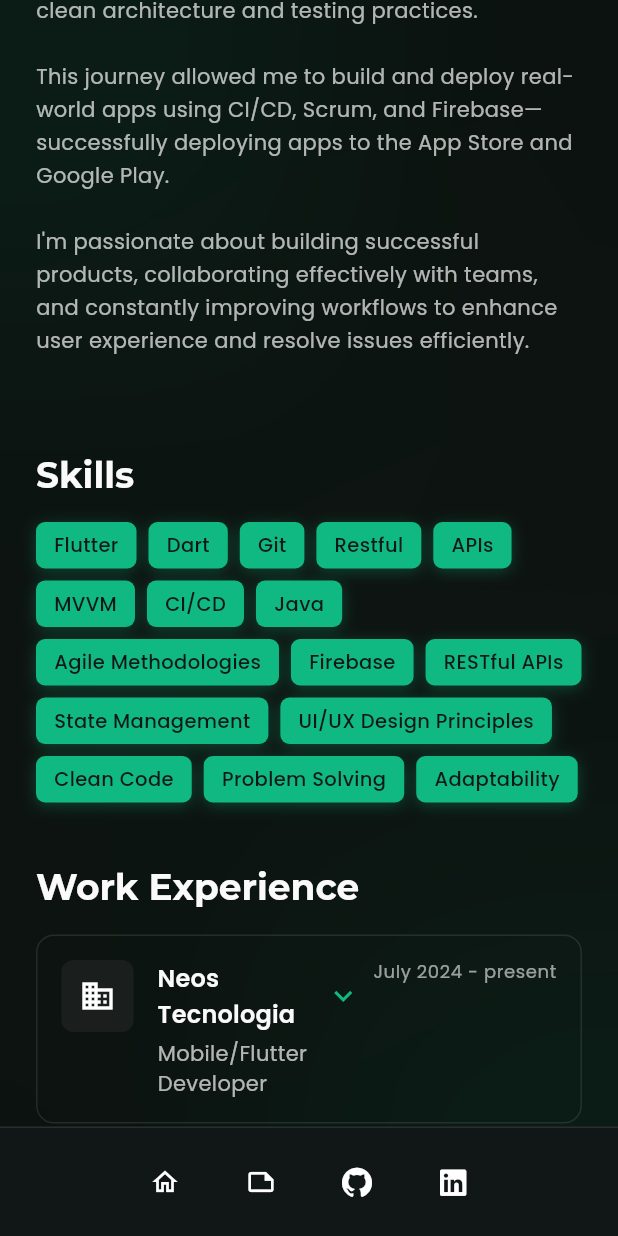
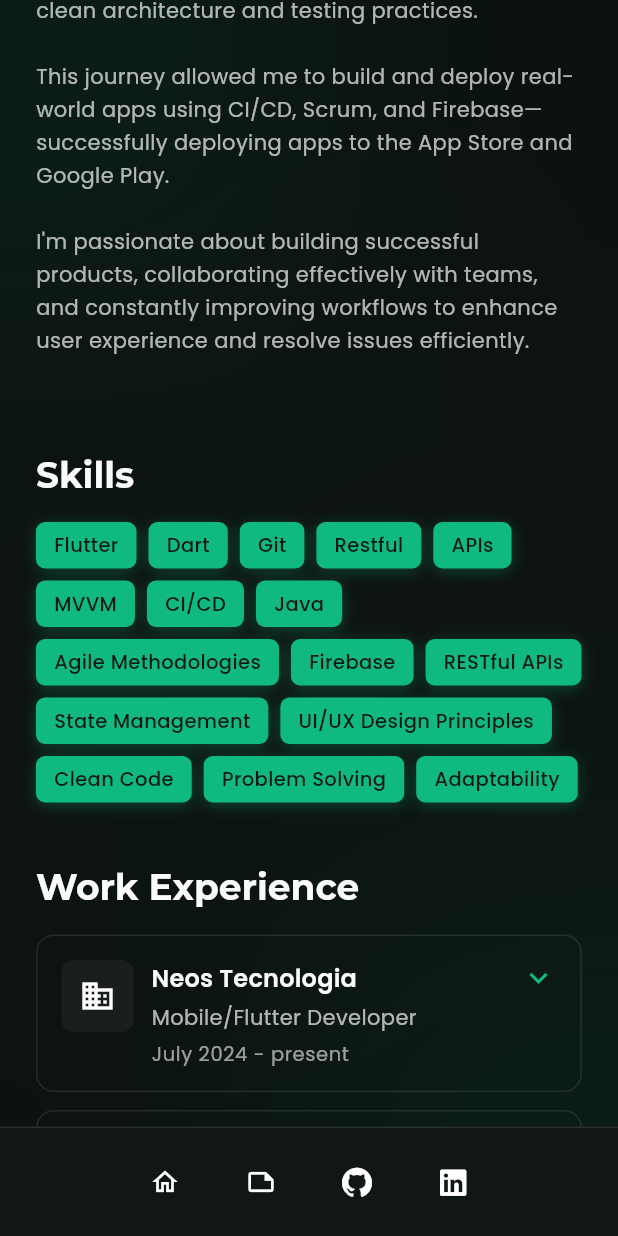
Before and after one commit to L-Salazar/L-Salazar.github.io, a Flutter app: the screen it shows after launch, scrolled down 576 dp, on a phone screen of 412 x 824 dp. Run offline on Flutter 3.47's test engine with Material 3 defaults, Android fonts, the phone set to English and light mode, and no system bars; our stand-ins replace font_awesome_flutter, google_fonts, visibility_detector; network calls fail.

Commit message:
fix card

```diff
--- a/lib/models/portfolio_data.dart
+++ b/lib/models/portfolio_data.dart
@@ -100,15 +100,15 @@ I'm passionate about building successful products, collaborating effectively wit
       logoUrl: "assets/images/fiap_logo.jpg",
     ),
     Education(
+      school: "Etec SEBRAE",
+      degree: "Especialização mobile",
+      period: "2020 - 2020",
+      logoUrl: "assets/images/etec_logo.jpg",
+    ),
+    Education(
       school: "Etec Professor Horácio Augusto da Silveira",
       degree: "Técnico em Análise e Desenvolvimento de Sistemas",
       period: "2018 - 2020",
-      logoUrl: "assets/images/etec_logo.jpg",
-    ),
-    Education(
-      school: "Etec SEBRAE",
-      degree: "Especialização mobile",
-      period: "2020 - 2020",
       logoUrl: "assets/images/etec_logo.jpg",
     ),
   ];
--- a/lib/widgets/resume_card.dart
+++ b/lib/widgets/resume_card.dart
@@ -120,24 +120,28 @@ class _ResumeCardState extends State<ResumeCard>
                       ),
                     ),
                   ),
-                  const SizedBox(width: 16),
+                  const SizedBox(width: 12),
                   // Content
                   Expanded(
                     child: Column(
                       crossAxisAlignment: CrossAxisAlignment.start,
                       children: [
+                        // Título e ícone de expansão
                         Row(
-                          mainAxisAlignment: MainAxisAlignment.spaceBetween,
                           children: [
                             Expanded(
                               child: Text(
                                 widget.title,
                                 style: theme.textTheme.titleMedium?.copyWith(
                                   fontWeight: FontWeight.w600,
+                                  fontSize: 16,
                                 ),
+                                maxLines: 2,
+                                overflow: TextOverflow.ellipsis,
                               ),
                             ),
-                            if (hasExpandableContent)
+                            if (hasExpandableContent) ...[
+                              const SizedBox(width: 8),
                               RotationTransition(
                                 turns: _rotationAnimation,
                                 child: Icon(
@@ -146,25 +150,32 @@ class _ResumeCardState extends State<ResumeCard>
                                   size: 24,
                                 ),
                               ),
+                            ],
                           ],
                         ),
                         const SizedBox(height: 4),
+                        // Subtitle
                         Text(
                           widget.subtitle,
                           style: theme.textTheme.bodyMedium?.copyWith(
                             color: theme.textTheme.bodyMedium?.color
                                 ?.withOpacity(0.7),
+                            fontSize: 14,
+                          ),
+                          maxLines: 2,
+                          overflow: TextOverflow.ellipsis,
+                        ),
+                        const SizedBox(height: 6),
+                        // Period
+                        Text(
+                          widget.period,
+                          style: theme.textTheme.bodySmall?.copyWith(
+                            color: theme.textTheme.bodySmall?.color
+                                ?.withOpacity(0.6),
+                            fontSize: 13,
                           ),
                         ),
                       ],
-                    ),
-                  ),
-                  const SizedBox(width: 8),
-                  // Period
-                  Text(
-                    widget.period,
-                    style: theme.textTheme.bodySmall?.copyWith(
-                      color: theme.textTheme.bodySmall?.color?.withOpacity(0.6),
                     ),
                   ),
                 ],
@@ -174,7 +185,7 @@ class _ResumeCardState extends State<ResumeCard>
               AnimatedCrossFade(
                 firstChild: const SizedBox.shrink(),
                 secondChild: Padding(
-                  padding: const EdgeInsets.only(top: 16, left: 64),
+                  padding: const EdgeInsets.only(top: 16, left: 0),
                   child: Column(
                     crossAxisAlignment: CrossAxisAlignment.start,
                     children: [
@@ -185,6 +196,7 @@ class _ResumeCardState extends State<ResumeCard>
                             color: theme.textTheme.bodySmall?.color
                                 ?.withOpacity(0.7),
                             height: 1.5,
+                            fontSize: 13,
                           ),
                         ),
                       ],
@@ -216,6 +228,7 @@ class _ResumeCardState extends State<ResumeCard>
                                 style: theme.textTheme.bodySmall?.copyWith(
                                   color: theme.colorScheme.primary,
                                   fontWeight: FontWeight.w500,
+                                  fontSize: 12,
                                 ),
                               ),
                             );
```
